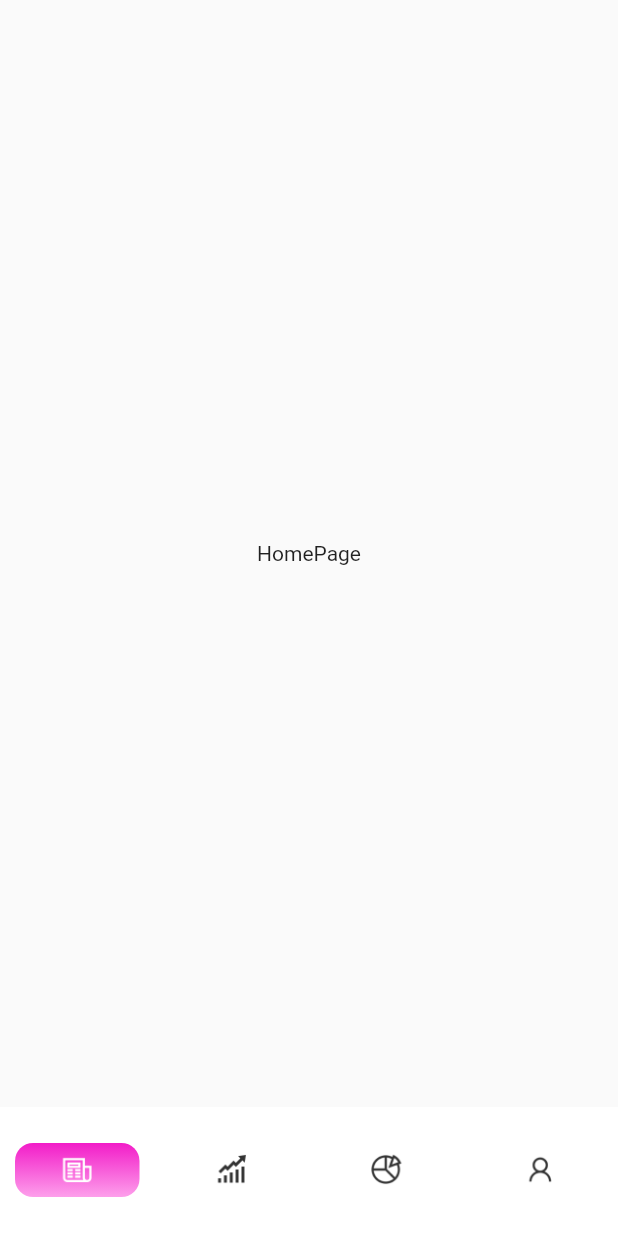
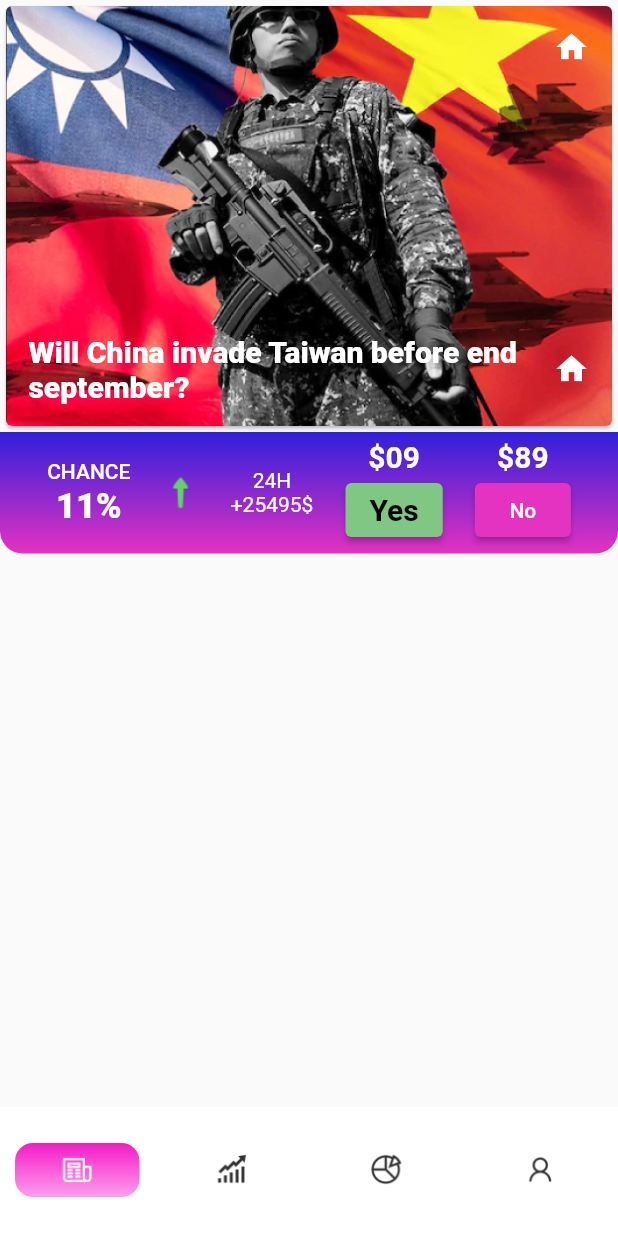
Before and after one commit to devdasz/predict_it, a Flutter app: the screen it shows after launch, on a phone screen of 412 x 824 dp. Run offline on Flutter 3.47's test engine with Material 2 defaults, Android fonts, the phone set to English and light mode, and no system bars.

Commit message:
image header & action bar implemented

```diff
--- a/lib/main.dart
+++ b/lib/main.dart
@@ -101,21 +101,22 @@ class _PredictionAppState extends State<PredictionApp> {
 
   @override
   Widget build(BuildContext context) {
-    return Scaffold(
-      body: Center(
-        child: _widgetOptions.elementAt(_selectedIndex),
-      ),
+    return SafeArea(
+      child: Scaffold(
+        body: _widgetOptions.elementAt(_selectedIndex),
         bottomNavigationBar: BottomNavigationBar(
           items: <BottomNavigationBarItem>[
             BottomNavigationBarItem(
               icon: _buildIcon(
-                const ImageIcon(AssetImage("lib/assets/icons/icons8-news.png")),
+                  const ImageIcon(
+                      AssetImage("lib/assets/icons/icons8-news.png")),
                   0),
               label: 'Home',
             ),
             BottomNavigationBarItem(
               icon: _buildIcon(
-                const ImageIcon(AssetImage("lib/assets/icons/Markets.png")), 1),
+                  const ImageIcon(AssetImage("lib/assets/icons/Markets.png")),
+                  1),
               label: 'Market',
             ),
             BottomNavigationBarItem(
@@ -126,7 +127,8 @@ class _PredictionAppState extends State<PredictionApp> {
             ),
             BottomNavigationBarItem(
               icon: _buildIcon(
-                const ImageIcon(AssetImage("lib/assets/icons/Profile.png")), 3),
+                  const ImageIcon(AssetImage("lib/assets/icons/Profile.png")),
+                  3),
               label: 'Profile',
             )
           ],
@@ -140,6 +142,7 @@ class _PredictionAppState extends State<PredictionApp> {
           elevation: 0,
           // onTap: _onItemTapped,
         ),
+      ),
     );
   }
 }
--- a/lib/screens/action_bar.dart
+++ b/lib/screens/action_bar.dart
@@ -0,0 +1,102 @@
+import 'package:flutter/material.dart';
+
+class ActionBar extends StatelessWidget {
+  const ActionBar({
+    Key? key,
+  }) : super(key: key);
+
+  @override
+  Widget build(BuildContext context) {
+    return Container(
+      padding: EdgeInsets.fromLTRB(10, 5, 10, 5),
+      decoration: BoxDecoration(
+          gradient: LinearGradient(
+            colors: [Color(0xff2e20db), Color(0xffe432c1)],
+            begin: Alignment.topCenter,
+            end: Alignment.bottomCenter,
+          ),
+          borderRadius: BorderRadius.only(
+              bottomLeft: Radius.circular(15),
+              bottomRight: Radius.circular(15))),
+      child: Row(
+        mainAxisAlignment: MainAxisAlignment.spaceEvenly,
+        children: [
+          // chance
+          Column(
+            mainAxisAlignment: MainAxisAlignment.spaceEvenly,
+            children: [
+              Padding(
+                padding: const EdgeInsets.fromLTRB(0, 0, 0, 2),
+                child: Text(
+                  "CHANCE",
+                  style: TextStyle(
+                      color: Colors.white, fontWeight: FontWeight.w500),
+                ),
+              ),
+              Text(
+                "11%",
+                style: TextStyle(
+                    color: Colors.white,
+                    fontWeight: FontWeight.w900,
+                    fontSize: 23),
+              )
+            ],
+          ),
+          // arrow icon
+          ImageIcon(
+            AssetImage("lib/assets/icons/upArrow.png"),
+            color: Color.fromARGB(255, 92, 214, 96),
+          ),
+
+          // amount
+          Column(
+            children: [
+              Text(
+                "24H",
+                style: TextStyle(color: Colors.white),
+              ),
+              Text("+25495\$", style: TextStyle(color: Colors.white))
+            ],
+          ),
+
+          // yes button
+          Column(
+            children: [
+              Text("\$09",
+                  style: TextStyle(
+                      color: Colors.white,
+                      fontWeight: FontWeight.w700,
+                      fontSize: 20)),
+              ElevatedButton(
+                  style: ButtonStyle(
+                      backgroundColor: MaterialStatePropertyAll<Color>(
+                          Colors.green.shade300)),
+                  onPressed: () {},
+                  child: Text("Yes",
+                      style: TextStyle(
+                          color: Colors.black,
+                          fontWeight: FontWeight.w700,
+                          fontSize: 20)))
+            ],
+          ),
+          // No button
+          Column(
+            children: [
+              Text("\$89",
+                  style: TextStyle(
+                      color: Colors.white,
+                      fontWeight: FontWeight.w700,
+                      fontSize: 20)),
+              ElevatedButton(
+                  onPressed: () {},
+                  style: ButtonStyle(
+                      backgroundColor:
+                          MaterialStatePropertyAll<Color>(Color(0xFFE432C1))),
+                  child: Text("No"))
+            ],
+          ),
+        ],
+      ),
+    );
+  }
+}
--- a/lib/screens/home_page.dart
+++ b/lib/screens/home_page.dart
@@ -1,14 +1,18 @@
-import 'package:flutter/cupertino.dart';
-import 'package:flutter/src/widgets/container.dart';
-import 'package:flutter/src/widgets/framework.dart';
+import 'package:flutter/material.dart';
+import 'action_bar.dart';
+import 'image_header.dart';
 
 class HomePage extends StatelessWidget {
   const HomePage({super.key});
-
+  static const height = 300.0;
   @override
   Widget build(BuildContext context) {
-    return Container(
-      child: Center(child: Text("HomePage")),
+    return Column(
+      children: [
+        ImageHeader(),
+        // Actionbar
+        ActionBar(),
+      ],
     );
   }
 }
--- a/lib/screens/image_header.dart
+++ b/lib/screens/image_header.dart
@@ -0,0 +1,63 @@
+import 'package:flutter/material.dart';
+
+class ImageHeader extends StatelessWidget {
+  const ImageHeader({
+    Key? key,
+  }) : super(key: key);
+
+  @override
+  Widget build(BuildContext context) {
+    return Card(
+      borderOnForeground: false,
+      clipBehavior: Clip.antiAlias,
+      child: Column(
+        crossAxisAlignment: CrossAxisAlignment.start,
+        children: [
+          SizedBox(
+            height: 280,
+            child: Stack(
+              children: [
+                Positioned.fill(
+                  child: Ink.image(
+                    image: AssetImage("lib/assets/images/soldier.png"),
+                    fit: BoxFit.cover,
+                    child: Container(),
+                  ),
+                ),
+                Positioned(
+                    bottom: 15,
+                    left: 15,
+                    right: 15,
+                    child: Row(
+                      mainAxisAlignment: MainAxisAlignment.spaceBetween,
+                      children: [
+                        Expanded(
+                          child: Text(
+                            "Will China invade Taiwan before end september?",
+                            style: TextStyle(
+                                color: Colors.white,
+                                fontSize: 20,
+                                fontWeight: FontWeight.w800),
+                          ),
+                        ),
+                        Icon(
+                          Icons.home,
+                          color: Colors.white,
+                        )
+                      ],
+                    )),
+                Positioned(
+                    right: 15,
+                    top: 15,
+                    child: Icon(
+                      Icons.home,
+                      color: Colors.white,
+                    ))
+              ],
+            ),
+          )
+        ],
+      ),
+    );
+  }
+}
--- a/pubspec.yaml
+++ b/pubspec.yaml
@@ -63,6 +63,7 @@ flutter:
   # To add assets to your application, add an assets section, like this:
   assets:
     - lib/assets/icons/
+    - lib/assets/images/
 
   # An image asset can refer to one or more resolution-specific "variants", see
   # https://flutter.dev/assets-and-images/#resolution-aware
```
Also changed, not shown: lib/assets/icons/upArrow.png (added), lib/assets/images/soldier.png (added). Lines whose indentation alone changed are shown as unchanged.
